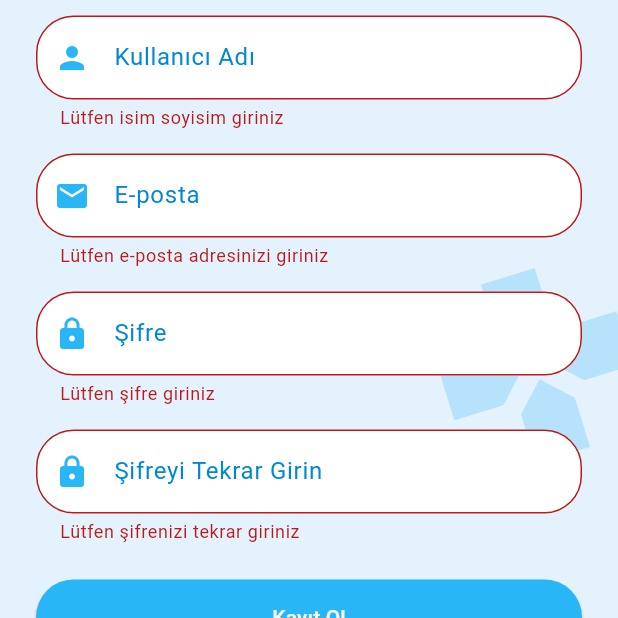
After one commit to Erenakdogan/duobul, a Flutter app: the screen it shows after launch, after a tap on "Kayıt Ol", on a phone screen of 412 x 824 dp, the part 325-943 px from its top. The commit adds this screen. Run offline on Flutter 3.47's test engine with Material 3 defaults, Android fonts, the light colour scheme and no system bars.

Commit message:
adding registerscreen to profile

```diff
--- a/duobul/lib/main.dart
+++ b/duobul/lib/main.dart
@@ -1,5 +1,5 @@
 import 'package:flutter/material.dart';
-import '../screens/signup.dart';
+import 'screens/register.dart';
 
 void main() {
   runApp(const MainApp());
@@ -16,7 +16,7 @@ class MainApp extends StatelessWidget {
         useMaterial3: true,
         colorScheme: ColorScheme.fromSeed(seedColor: Colors.blue),
       ),
-      home: const SignUpScreen(),
+      home: const RegisterScreen(),
     );
   }
 }
--- /dev/null
+++ b/duobul/lib/screens/register.dart
@@ -0,0 +1,252 @@
+import 'package:flutter/material.dart';
+import 'loading_screen.dart';
+
+class RegisterScreen extends StatefulWidget {
+  const RegisterScreen({super.key});
+
+  @override
+  State<RegisterScreen> createState() => _RegisterScreenState();
+}
+
+class _RegisterScreenState extends State<RegisterScreen> {
+  final _formKey = GlobalKey<FormState>();
+  final _usernameController = TextEditingController();
+  final _emailController = TextEditingController();
+  final _passwordController = TextEditingController();
+  final _confirmPasswordController = TextEditingController();
+
+  @override
+  void dispose() {
+    _usernameController.dispose();
+    _emailController.dispose();
+    _passwordController.dispose();
+    _confirmPasswordController.dispose();
+    super.dispose();
+  }
+
+  @override
+  Widget build(BuildContext context) {
+    return Scaffold(
+      backgroundColor: Colors.blue[50],
+      appBar: AppBar(
+        title: const Text('Aramıza Hoşgeldin!'),
+        centerTitle: true,
+        backgroundColor: Colors.blue[100],
+      ),
+      body: Stack(
+        children: [
+          // Arka plan ikonları
+          Positioned(
+            top: -50,
+            right: -30,
+            child: Icon(
+              Icons.sports_esports,
+              size: 200,
+              color: Colors.lightBlue.withOpacity(0.2),
+            ),
+          ),
+          Positioned(
+            bottom: -50,
+            left: -30,
+            child: Transform.rotate(
+              angle: 0.5,
+              child: Icon(
+                Icons.gamepad,
+                size: 200,
+                color: Colors.lightBlue.withOpacity(0.2),
+              ),
+            ),
+          ),
+          Positioned(
+            top: MediaQuery.of(context).size.height * 0.4,
+            right: -20,
+            child: Transform.rotate(
+              angle: -0.3,
+              child: Icon(
+                Icons.games,
+                size: 150,
+                color: Colors.lightBlue.withOpacity(0.2),
+              ),
+            ),
+          ),
+          // Form içeriği
+          Center(
+            child: SingleChildScrollView(
+              padding: const EdgeInsets.symmetric(horizontal: 24.0),
+              child: Container(
+                constraints: const BoxConstraints(maxWidth: 400),
+                child: Form(
+                  key: _formKey,
+                  child: Column(
+                    mainAxisAlignment: MainAxisAlignment.center,
+                    children: [
+                      const SizedBox(height: 20),
+                      TextFormField(
+                        controller: _usernameController,
+                        decoration: InputDecoration(
+                          labelText: 'Kullanıcı Adı',
+                          labelStyle: TextStyle(color: Colors.lightBlue[700]),
+                          border: OutlineInputBorder(
+                            borderRadius: BorderRadius.circular(25),
+                          ),
+                          enabledBorder: OutlineInputBorder(
+                            borderRadius: BorderRadius.circular(25),
+                            borderSide: BorderSide(
+                                color: Colors.lightBlue.withOpacity(0.5)),
+                          ),
+                          focusedBorder: OutlineInputBorder(
+                            borderRadius: BorderRadius.circular(25),
+                            borderSide: BorderSide(
+                                color: Colors.lightBlue[400]!, width: 2),
+                          ),
+                          prefixIcon:
+                              Icon(Icons.person, color: Colors.lightBlue[400]),
+                          filled: true,
+                          fillColor: Colors.white,
+                        ),
+                        validator: (value) {
+                          if (value == null || value.isEmpty) {
+                            return 'Lütfen isim soyisim giriniz';
+                          }
+                          return null;
+                        },
+                      ),
+                      const SizedBox(height: 16),
+                      TextFormField(
+                        controller: _emailController,
+                        decoration: InputDecoration(
+                          labelText: 'E-posta',
+                          labelStyle: TextStyle(color: Colors.lightBlue[700]),
+                          border: OutlineInputBorder(
+                            borderRadius: BorderRadius.circular(25),
+                          ),
+                          enabledBorder: OutlineInputBorder(
+                            borderRadius: BorderRadius.circular(25),
+                            borderSide: BorderSide(
+                                color: Colors.lightBlue.withOpacity(0.5)),
+                          ),
+                          focusedBorder: OutlineInputBorder(
+                            borderRadius: BorderRadius.circular(25),
+                            borderSide: BorderSide(
+                                color: Colors.lightBlue[400]!, width: 2),
+                          ),
+                          prefixIcon:
+                              Icon(Icons.email, color: Colors.lightBlue[400]),
+                          filled: true,
+                          fillColor: Colors.white,
+                        ),
+                        keyboardType: TextInputType.emailAddress,
+                        validator: (value) {
+                          if (value == null || value.isEmpty) {
+                            return 'Lütfen e-posta adresinizi giriniz';
+                          }
+                          if (!value.contains('@')) {
+                            return 'Geçerli bir e-posta adresi giriniz';
+                          }
+                          return null;
+                        },
+                      ),
+                      const SizedBox(height: 16),
+                      TextFormField(
+                        controller: _passwordController,
+                        decoration: InputDecoration(
+                          labelText: 'Şifre',
+                          labelStyle: TextStyle(color: Colors.lightBlue[700]),
+                          border: OutlineInputBorder(
+                            borderRadius: BorderRadius.circular(25),
+                          ),
+                          enabledBorder: OutlineInputBorder(
+                            borderRadius: BorderRadius.circular(25),
+                            borderSide: BorderSide(
+                                color: Colors.lightBlue.withOpacity(0.5)),
+                          ),
+                          focusedBorder: OutlineInputBorder(
+                            borderRadius: BorderRadius.circular(25),
+                            borderSide: BorderSide(
+                                color: Colors.lightBlue[400]!, width: 2),
+                          ),
+                          prefixIcon:
+                              Icon(Icons.lock, color: Colors.lightBlue[400]),
+                          filled: true,
+                          fillColor: Colors.white,
+                        ),
+                        obscureText: true,
+                        validator: (value) {
+                          if (value == null || value.isEmpty) {
+                            return 'Lütfen şifre giriniz';
+                          }
+                          if (value.length < 6) {
+                            return 'Şifre en az 6 karakter olmalıdır';
+                          }
+                          return null;
+                        },
+                      ),
+                      const SizedBox(height: 16),
+                      TextFormField(
+                        controller: _confirmPasswordController,
+                        decoration: InputDecoration(
+                          labelText: 'Şifreyi Tekrar Girin',
+                          labelStyle: TextStyle(color: Colors.lightBlue[700]),
+                          border: OutlineInputBorder(
+                            borderRadius: BorderRadius.circular(25),
+                          ),
+                          enabledBorder: OutlineInputBorder(
+                            borderRadius: BorderRadius.circular(25),
+                            borderSide: BorderSide(
+                                color: Colors.lightBlue.withOpacity(0.5)),
+                          ),
+                          focusedBorder: OutlineInputBorder(
+                            borderRadius: BorderRadius.circular(25),
+                            borderSide: BorderSide(
+                                color: Colors.lightBlue[400]!, width: 2),
+                          ),
+                          prefixIcon:
+                              Icon(Icons.lock, color: Colors.lightBlue[400]),
+                          filled: true,
+                          fillColor: Colors.white,
+                        ),
+                        obscureText: true,
+                        validator: (value) {
+                          if (value == null || value.isEmpty) {
+                            return 'Lütfen şifrenizi tekrar giriniz';
+                          }
+                          if (value != _passwordController.text) {
+                            return 'Şifreler eşleşmiyor';
+                          }
+                          return null;
+                        },
+                      ),
+                      const SizedBox(height: 24),
+                      ElevatedButton(
+                        onPressed: () {
+                          if (_formKey.currentState!.validate()) {
+                            // Loading ekranına geç
+                            Navigator.of(context).pushReplacement(
+                              MaterialPageRoute(
+                                builder: (context) => const LoadingScreen(),
+                              ),
+                            );
+                          }
+                        },
+                        style: ElevatedButton.styleFrom(
+                          minimumSize: const Size(double.infinity, 50),
+                          shape: RoundedRectangleBorder(
+                            borderRadius: BorderRadius.circular(25),
+                          ),
+                          backgroundColor: Colors.lightBlue[400],
+                          foregroundColor: Colors.white,
+                        ),
+                        child: const Text('Kayıt Ol'),
+                      ),
+                      const SizedBox(height: 20),
+                    ],
+                  ),
+                ),
+              ),
+            ),
+          ),
+        ],
+      ),
+    );
+  }
+}
```
Also changed, not shown: duobul/lib/screens/loading_screen.dart (added, +67 -0 lines), duobul/lib/screens/profile_setup.dart (added, +125 -0 lines).
